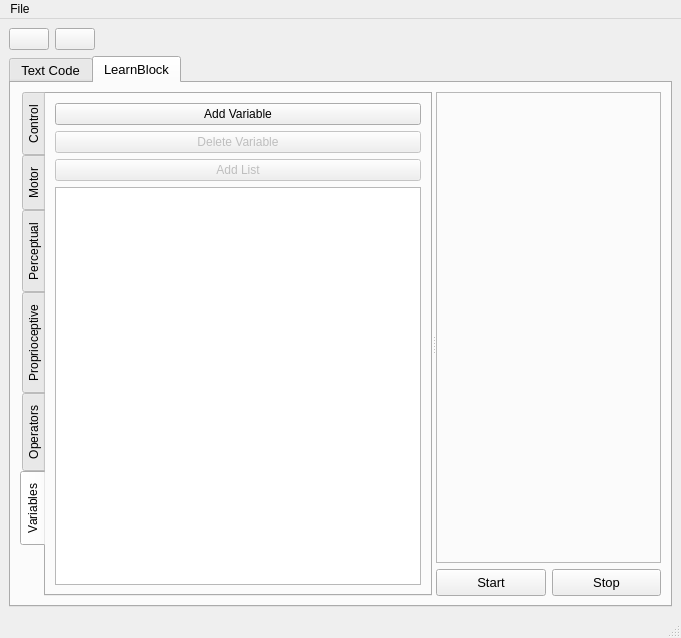
This is learnbot_dsl/learnbotCode/guis/interface.ui in robocomp/LearnBlock as Qt 5 draws it before an edit. The edited form follows.
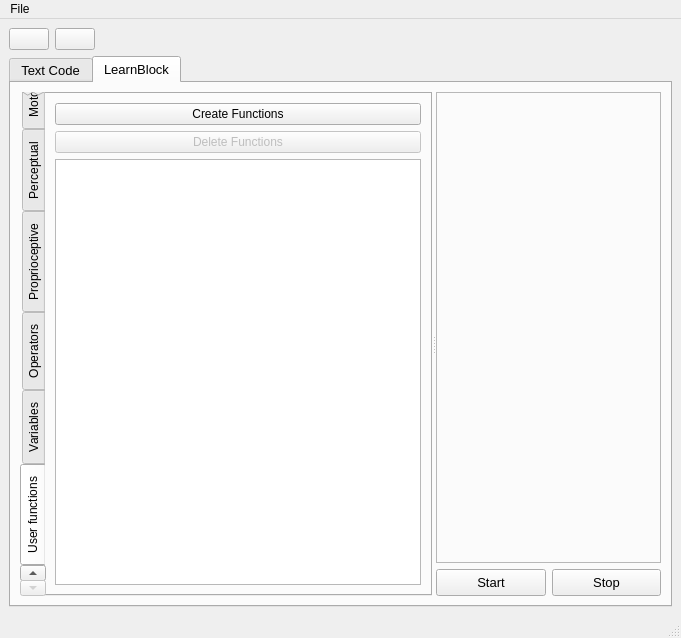
This is the edited form.

Commit message: Add create funtions to version 1.0

```diff
--- a/learnbot_dsl/learnbotCode/guis/interface.ui
+++ b/learnbot_dsl/learnbotCode/guis/interface.ui
@@ -189,7 +189,7 @@
             <enum>QTabWidget::West</enum>
            </property>
            <property name="currentIndex">
-            <number>5</number>
+            <number>6</number>
            </property>
            <widget class="QWidget" name="control">
             <attribute name="title">
@@ -330,6 +330,47 @@
              </item>
             </layout>
            </widget>
+           <widget class="QWidget" name="tab_2">
+            <attribute name="title">
+             <string>User functions</string>
+            </attribute>
+            <layout class="QVBoxLayout" name="verticalLayout_13">
+             <item>
+              <layout class="QVBoxLayout" name="verticalLayout_8">
+               <item>
+                <widget class="QPushButton" name="createFunctionsPushButton">
+                 <property name="enabled">
+                  <bool>true</bool>
+                 </property>
+                 <property name="text">
+                  <string>Create Functions</string>
+                 </property>
+                </widget>
+               </item>
+               <item>
+                <widget class="QPushButton" name="deleteFuntionsPushButton">
+                 <property name="enabled">
+                  <bool>false</bool>
+                 </property>
+                 <property name="text">
+                  <string>Delete Functions</string>
+                 </property>
+                </widget>
+               </item>
+              </layout>
+             </item>
+             <item>
+              <widget class="QTableWidget" name="tableUserfunctions">
+               <property name="showGrid">
+                <bool>false</bool>
+               </property>
+               <property name="gridStyle">
+                <enum>Qt::NoPen</enum>
+               </property>
+              </widget>
+             </item>
+            </layout>
+           </widget>
           </widget>
           <widget class="QWidget" name="layoutWidget">
            <layout class="QVBoxLayout" name="verticalLayout_3">
```
The commit also changes 26 other files.
